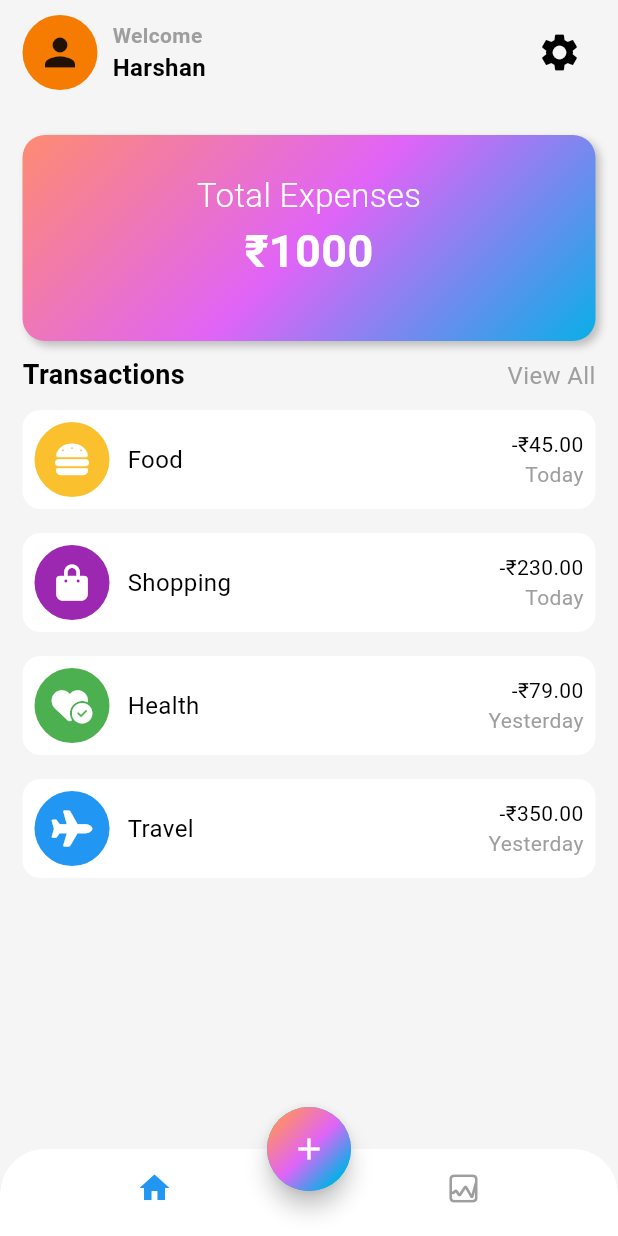
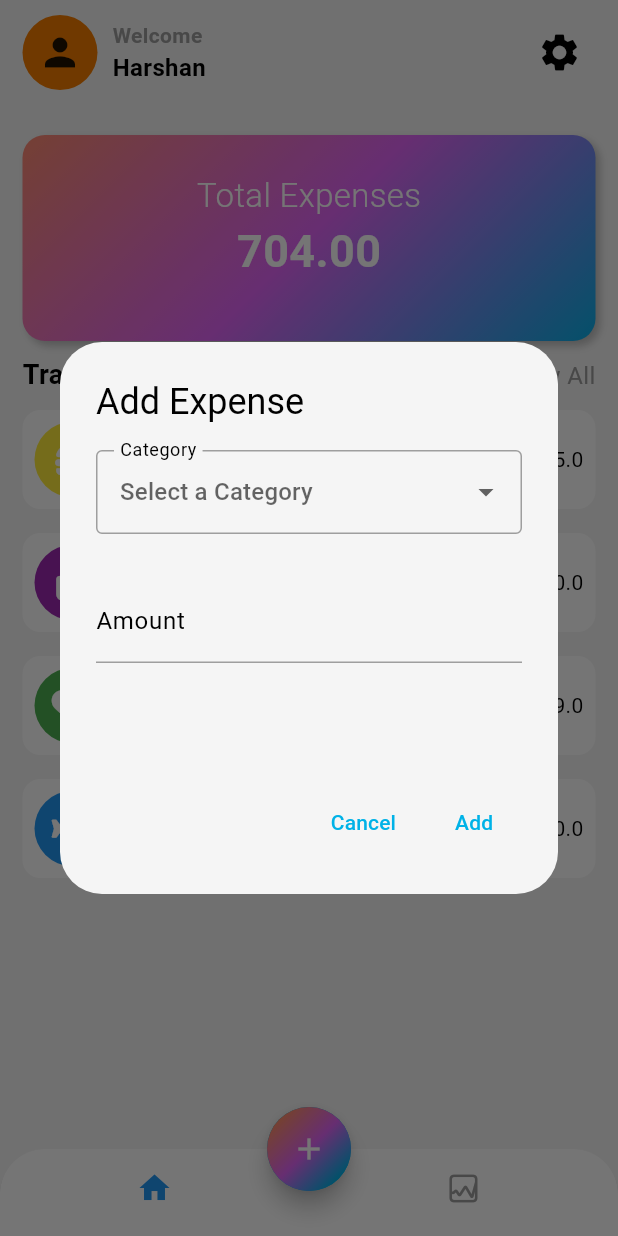
Before and after one commit to harsshhan/Expense-Tracker, a Flutter app: the screen it shows after launch, after a tap on the "add" icon, on a phone screen of 412 x 824 dp. Run offline on Flutter 3.47's test engine with Material 3 defaults, Android fonts, the phone set to English and light mode, and no system bars; our stand-ins replace fl_chart, font_awesome_flutter, supabase_flutter; accounts and stored records are empty.

Commit message:
feat: add provider for state management

```diff
--- a/lib/data/data.dart
+++ b/lib/data/category_data.dart
@@ -1,33 +1,21 @@
 import 'package:flutter/material.dart';
 import 'package:font_awesome_flutter/font_awesome_flutter.dart';
 
-List<Map<String, dynamic>> transactionsData = [
-  {
+final Map<String, Map<String, dynamic>> categoryData = {
+  'Food': {
     'icon': const FaIcon(FontAwesomeIcons.burger, color: Colors.white),
-    'color': Colors.yellow[700],
-    'name': 'Food',
-    'totalAmount': '-\₹45.00',
-    'date': 'Today',
+    'color': Colors.yellow,
   },
-  {
+  'Shopping': {
     'icon': const FaIcon(FontAwesomeIcons.bagShopping, color: Colors.white),
     'color': Colors.purple,
-    'name': 'Shopping',
-    'totalAmount': '-\₹230.00',
-    'date': 'Today',
   },
-  {
+  'Health': {
     'icon': const FaIcon(FontAwesomeIcons.heartCircleCheck, color: Colors.white),
     'color': Colors.green,
-    'name': 'Health',
-    'totalAmount': '-\₹79.00',
-    'date': 'Yesterday',
   },
-  {
+  'Travel': {
     'icon': const FaIcon(FontAwesomeIcons.plane, color: Colors.white),
     'color': Colors.blue,
-    'name': 'Travel',
-    'totalAmount': '-\₹350.00',
-    'date': 'Yesterday',
-  }
-];
+  },
+};
--- a/lib/main.dart
+++ b/lib/main.dart
@@ -1,8 +1,21 @@
 import 'package:expense_tracker/app.dart';
 import 'package:flutter/material.dart';
+import 'package:provider/provider.dart';
+import 'package:supabase_flutter/supabase_flutter.dart';
 
-void main() {
-  runApp(const MyApp());
+import 'provider/provider.dart';
+
+Future<void> main() async {
+
+  await Supabase.initialize(
+    url: "https://oenuclzujhjuoobvgrkt.supabase.co"
+  , anonKey: 'eyJhbGciOiJIUzI1NiIsInR5cCI6IkpXVCJ9.eyJpc3MiOiJzdXBhYmFzZSIsInJlZiI6Im9lbnVjbHp1amhqdW9vYnZncmt0Iiwicm9sZSI6ImFub24iLCJpYXQiOjE3MzE5NTM0NzksImV4cCI6MjA0NzUyOTQ3OX0.loDv6kDl2KrYNBPc2dHaV3ZdXZFONxmerKVuorLI7nQ');
+  runApp(
+    ChangeNotifierProvider(
+      create: (_) => Transactions(),
+      child: MyApp(),
+    ),
+  );
 }
 
 class MyApp extends StatelessWidget {
--- /dev/null
+++ b/lib/provider/provider.dart
@@ -0,0 +1,44 @@
+import 'package:flutter/material.dart';
+
+class Transactions extends ChangeNotifier {
+
+  final List<Map<String, dynamic>> _transactionsData = [
+    {
+    'name': 'Food',
+    'totalAmount': 45.00,
+  },
+  {
+    'name': 'Shopping',
+    'totalAmount': 230.00,
+  },
+  {
+    'name': 'Health',
+    'totalAmount': 79.00,
+  },
+  {
+    'name': 'Travel',
+    'totalAmount': 350.00,
+  }
+  ];
+
+  List<Map<String, dynamic>> get transactionsData => _transactionsData;
+
+  double get totalPrice{
+    double total = 0;
+    for(var item in _transactionsData){
+      total += item['totalAmount'];
+    }
+    return total;
+  }
+
+  void updateExpense(String category, double amt){
+    for(var item in _transactionsData){
+      if(item['name'] == category){
+        item['totalAmount'] += amt;
+        break;
+      }
+    }
+    notifyListeners();
+  }
+
+}
--- a/lib/screens/home/home_screen.dart
+++ b/lib/screens/home/home_screen.dart
@@ -1,8 +1,10 @@
 import 'dart:math';
 
+import 'package:expense_tracker/provider/provider.dart';
 import 'package:expense_tracker/screens/home/main_screen.dart';
 import 'package:flutter/cupertino.dart';
 import 'package:flutter/material.dart';
+import 'package:provider/provider.dart';
 
 import '../stats/stats.dart';
 
@@ -14,6 +16,35 @@ class HomeScreen extends StatefulWidget {
 }
 
 class _HomeScreenState extends State<HomeScreen> {
+  final _formKey = GlobalKey<FormState>();
+  String _category = '';
+  double _amount = 0.0;
+
+  final TextEditingController _categoryController = TextEditingController();
+  final TextEditingController _expenseController = TextEditingController();
+
+
+  @override
+  void dispose() {
+    _categoryController.dispose();
+    _expenseController.dispose();
+    super.dispose();
+  }
+
+
+  void _saveExpense() {
+    final transactionsProvider = Provider.of<Transactions>(context,listen:false);
+    if (_formKey.currentState!.validate()) {
+      _category = _category;
+      _amount = double.parse(_expenseController.text);
+      transactionsProvider.updateExpense(_category, _amount);
+      Navigator.of(context).pop();
+
+      ScaffoldMessenger.of(context)
+          .showSnackBar(SnackBar(content: Text("Expense added successfully")));
+    }
+  }
+
   var widgetList = [
     MainScreen(),
     StatScreen(),
@@ -43,12 +74,85 @@ class _HomeScreenState extends State<HomeScreen> {
                   ),
                   label: 'Home'),
               BottomNavigationBarItem(
-                  icon: Icon(CupertinoIcons.graph_square,color: index == 1 ? Colors.blue : Colors.grey,), label: 'Graph'),
+                  icon: Icon(
+                    CupertinoIcons.graph_square,
+                    color: index == 1 ? Colors.blue : Colors.grey,
+                  ),
+                  label: 'Graph'),
             ]),
       ),
       floatingActionButtonLocation: FloatingActionButtonLocation.centerDocked,
       floatingActionButton: FloatingActionButton(
-          onPressed: () {},
+          onPressed: () {
+            showDialog(
+              context: context,
+
+              builder: (context)=>AlertDialog(
+
+                title: Text("Add Expense"),
+                content: SizedBox(
+                  width: double.maxFinite,
+                  height: 200,
+                  child: Form(
+                    key: _formKey,
+                      child: Column(
+                    children: [
+                      DropdownButtonFormField<String>(
+                        value: _category.isEmpty ? null : _category,
+                        decoration: InputDecoration(
+                          labelText: "Category",
+                          border: OutlineInputBorder(),
+                        ),
+                        hint: Text("Select a Category"),
+                        items: [
+                          "Food",
+                          "Shopping",
+                          "Health",
+                          "Travel"
+                        ].map((String category) {
+                          return DropdownMenuItem<String>(
+                            value: category,
+                            child: Text(category),
+                          );
+                        }).toList(),
+                        onChanged: (value) {
+                          setState(() {
+                            _category = value!;
+                          });
+                        },
+                        validator: (value) {
+                          if (value == null || value.isEmpty) {
+                            return "Please Select a category";
+                          }
+                          return null;
+                        },
+                      ),
+                      SizedBox(height: 30,),
+                      TextFormField(
+                        controller: _expenseController,
+                        keyboardType: TextInputType.number,
+                        decoration: InputDecoration(
+                            labelText: 'Amount', hintText: 'e.g 250'),
+                        validator: (value) {
+                          if (value == null || value.isEmpty) {
+                            return "Please enter the amount";
+                          }
+                          return null;
+                        },
+                      )
+                    ],
+                  )),
+                ),
+                actions: [
+                  TextButton(
+                      onPressed: () => Navigator.of(context).pop(),
+                      child: Text("Cancel")),
+                  TextButton(onPressed: _saveExpense, child: Text("Add")) // Add the onPressed callback to invoke _saveExpense
+                ],
+              ),
+            );
+            // Navigator.push(context, MaterialPageRoute(builder: (BuildContext context)=> AddExpense()));
+          },
           shape: CircleBorder(),
           child: Container(
               width: 60,
--- a/lib/screens/home/main_screen.dart
+++ b/lib/screens/home/main_screen.dart
@@ -1,16 +1,22 @@
 import 'dart:math';
 
-import 'package:expense_tracker/data/data.dart';
+import 'package:expense_tracker/data/category_data.dart';
+import 'package:expense_tracker/provider/provider.dart';
 import 'package:flutter/material.dart';
+import 'package:provider/provider.dart';
+
 
 class MainScreen extends StatelessWidget {
   const MainScreen({super.key});
-
   @override
   Widget build(BuildContext context) {
+    final transactions = Provider.of<Transactions>(context).transactionsData;
+    final totalPrice = Provider.of<Transactions>(context).totalPrice;
+
+
     return SafeArea(
       child: Padding(
-        padding: const EdgeInsets.symmetric(horizontal: 15, vertical: 10),
+        padding: EdgeInsets.symmetric(horizontal: 15, vertical: 10),
         child: Column(
           children: [
             Row(
@@ -81,7 +87,7 @@ class MainScreen extends StatelessWidget {
                       ])),
               child: Column(
                 crossAxisAlignment: CrossAxisAlignment.center,
-                children: const [
+                children: [
                   SizedBox(
                     height: 25,
                   ),
@@ -94,7 +100,7 @@ class MainScreen extends StatelessWidget {
                   ),
                   // SizedBox(height: 5,),
                   Text(
-                    "₹1000",
+                    totalPrice.toStringAsFixed(2),
                     style: TextStyle(
                         fontSize: 30,
                         fontWeight: FontWeight.bold,
@@ -130,8 +136,10 @@ class MainScreen extends StatelessWidget {
             ),
             Expanded(
                 child: ListView.builder(
-                    itemCount: transactionsData.length,
+
+                    itemCount: transactions.length,
                     itemBuilder: (context, index) {
+                      final name = transactions[index]['name'];
                       return Padding(
                         padding: EdgeInsets.only(bottom: 16),
                         child: Container(
@@ -149,16 +157,16 @@ class MainScreen extends StatelessWidget {
                                       height: 50,
                                       width: 50,
                                       decoration: BoxDecoration(
-                                          color: transactionsData[index]['color'],
+                                          color: categoryData[name]!['color'],
                                           shape: BoxShape.circle),
-                                          child: transactionsData[index]['icon'],
+                                          child: categoryData[name]!['icon'],
                                           alignment: Alignment.center,
                                     ),
                                     SizedBox(
                                       width: 12,
                                     ),
                                     Text(
-                                      transactionsData[index]['name'],
+                                      transactions[index]['name'],
                                       style: TextStyle(
                                           fontSize: 16,
                                           color: Theme.of(context)
@@ -172,7 +180,7 @@ class MainScreen extends StatelessWidget {
                                   crossAxisAlignment: CrossAxisAlignment.end,
                                       children: [
                                         Text(
-                                          transactionsData[index]['totalAmount'],
+                                          '- ₹${transactions[index]['totalAmount']}',
                                           style: TextStyle(
                                               fontSize: 14,
                                               color: Theme.of(context)
@@ -180,15 +188,15 @@ class MainScreen extends StatelessWidget {
                                                   .onSurface,
                                                   fontWeight: FontWeight.w400),
                                         ),
-                                        Text(
-                                          transactionsData[index]['date'],
-                                          style: TextStyle(
-                                              fontSize: 14,
-                                              color: Theme.of(context)
-                                                  .colorScheme
-                                                  .outline,
-                                                  fontWeight: FontWeight.w400),
-                                        )
+                                        // Text(
+                                        //   transactions[index]['date'],
+                                        //   style: TextStyle(
+                                        //       fontSize: 14,
+                                        //       color: Theme.of(context)
+                                        //           .colorScheme
+                                        //           .outline,
+                                        //           fontWeight: FontWeight.w400),
+                                        // )
                                       ],
                                     )
                               ],
--- /dev/null
+++ b/lib/services/supabase.dart
@@ -0,0 +1,28 @@
+import 'package:supabase_flutter/supabase_flutter.dart';
+
+class SupabaseServices {
+  final SupabaseClient client = Supabase.instance.client;
+
+  Future<void> addExpense(String userid, String category, double amount, DateTime expenseDate) async {
+    await client.from('expenses').insert({
+      'user_id': userid,
+      'category': category,
+      'amount': amount,
+      'expense_date': expenseDate.toIso8601String()
+    });
+  }
+
+  Future<List<Map<String, dynamic>>> getExpenses(String userid) async {
+    final response = await client
+        .from('expenses')
+        .select('*')
+        .eq('user_id', userid)
+        .order('expense_date', ascending: false);
+
+    return List<Map<String, dynamic>>.from(response ?? []);
+  }
+
+  Future<void> deleteExpense(String expenseId) async {
+    await client.from('expenses').delete().eq('id', expenseId);
+  }
+}
--- a/pubspec.yaml
+++ b/pubspec.yaml
@@ -37,6 +37,8 @@ dependencies:
   # The following adds the Cupertino Icons font to your application.
   # Use with the CupertinoIcons class for iOS style icons.
   cupertino_icons: ^1.0.8
+  provider: ^6.1.2
+  supabase_flutter: ^2.8.1
 
 dev_dependencies:
   flutter_test:
```
Also changed, not shown: lib/screens/stats/graph.dart (+31 -29 lines), lib/screens/views/add_expense.dart (added, +71 -0 lines), pubspec.lock, 15 other files.
